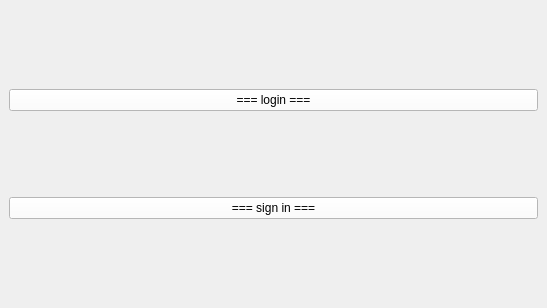
First picture: the form in menu.ui, repository rivali-13/jukebox, before the edit.
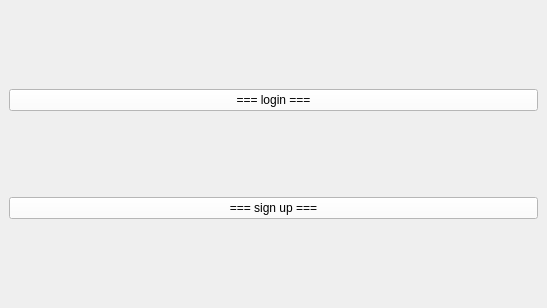
Second picture: the form after the edit.

```diff
--- a/menu.ui
+++ b/menu.ui
@@ -41,7 +41,7 @@
 color: rgb(0, 0, 0);</string>
       </property>
       <property name="text">
-       <string>=== sign in ===</string>
+       <string>=== sign up ===</string>
       </property>
      </widget>
     </item>
```
